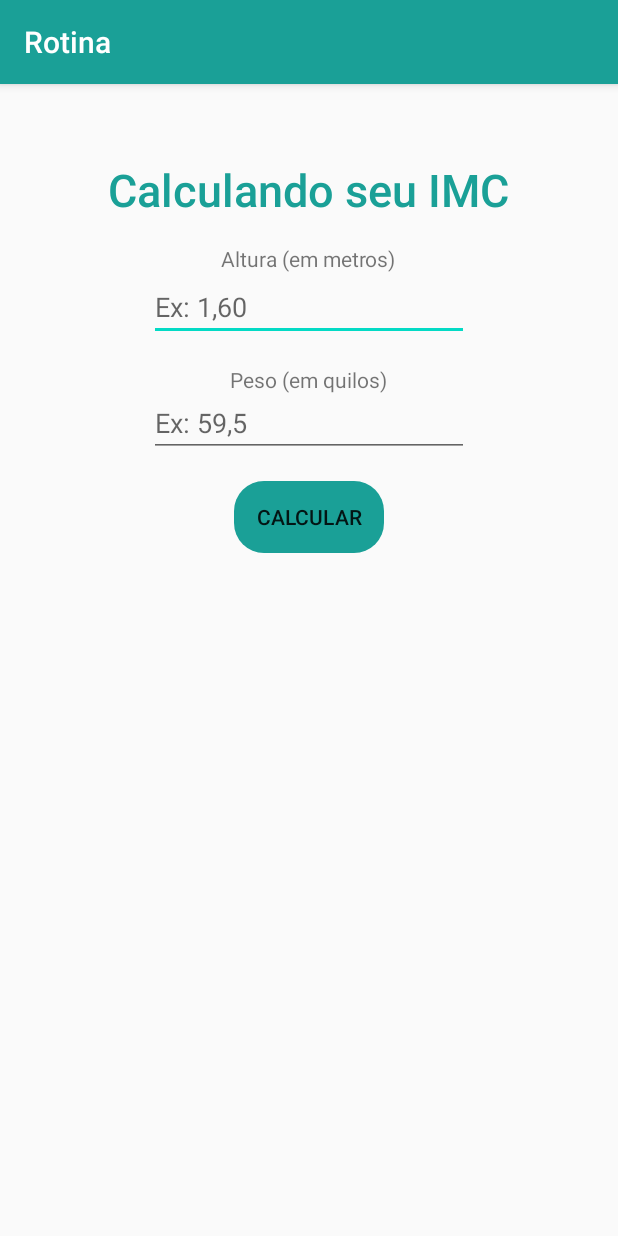
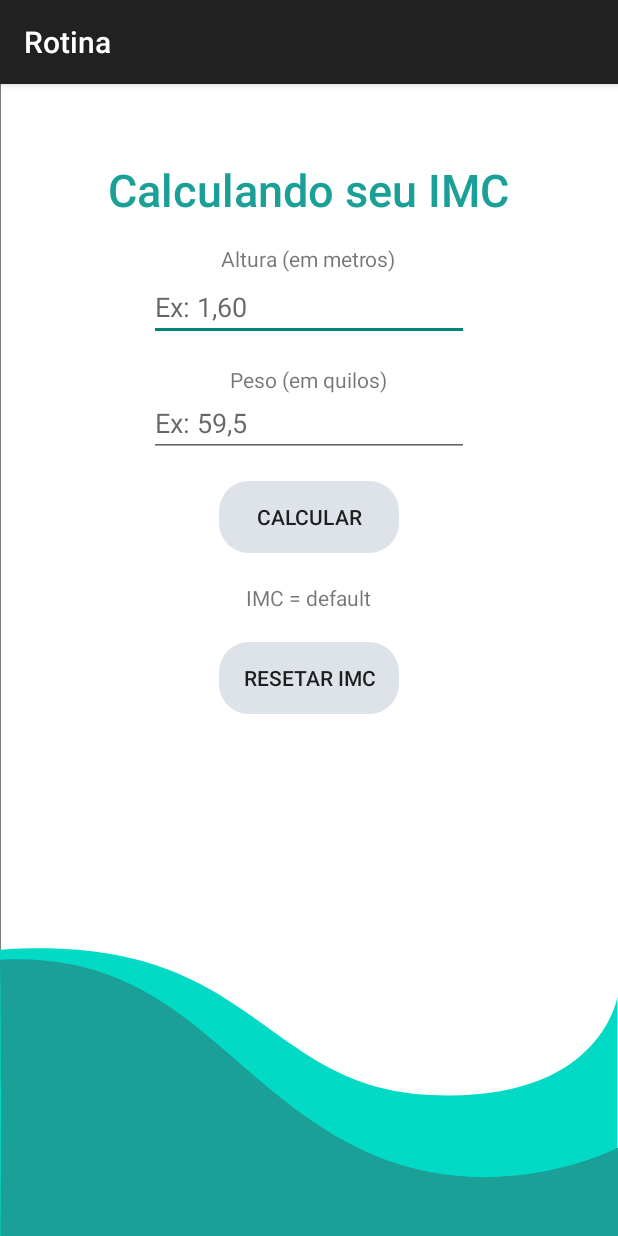
Before and after one commit to anna-jose/Rotina, an Android app: the CalculoMassa screen opened directly, with no data from a screen before it, on a phone screen of 412 x 824 dp. Run offline under Robolectric (Android 15) with nearby library versions, the light colour scheme and no system bars.

Commit message:
Versão final IMC 9/10 Etapas 9/10

```diff
--- a/app/src/main/AndroidManifest.xml
+++ b/app/src/main/AndroidManifest.xml
@@ -13,7 +13,7 @@
         <activity android:name=".InfoActivity" />
         <activity
             android:name=".CalculoMassa"
-            android:theme="@style/AppTheme" />
+            android:theme="@style/BG2" />
         <activity
             android:name=".SplashScreen"
             android:theme="@style/SplashTheme">
--- a/app/src/main/java/com/example/rotina/CalculoMassa.java
+++ b/app/src/main/java/com/example/rotina/CalculoMassa.java
@@ -2,6 +2,8 @@ package com.example.rotina;
 
 import androidx.appcompat.app.AppCompatActivity;
 
+import android.content.Context;
+import android.content.SharedPreferences;
 import android.os.Bundle;
 import android.view.View;
 import android.widget.Button;
@@ -16,24 +18,33 @@ public class CalculoMassa extends AppCompatActivity {
     //IMPLEMENTAR SOLUÇÃO PARA NÃO CALCULAR COM CAMPOS VAZIOS (CRASHA O APP) :( == okkk
 
     EditText edAltura, edPeso;
-    Button btCalcular;
+    Button btCalcular, btResetar;
     TextView txResultado;
+
+    String valorImc;
 
     @Override
     protected void onCreate(Bundle savedInstanceState) {
         super.onCreate(savedInstanceState);
         setContentView(R.layout.activity_calculo_massa);
+
+        final SharedPreferences sharedPreferences;
+        sharedPreferences = getSharedPreferences("imc", Context.MODE_PRIVATE);
+        final SharedPreferences.Editor sharedPref = sharedPreferences.edit();
+
         carregaWidgets();
-        calculoIMC();
-    }
 
-    private void carregaWidgets(){
-        edAltura = (EditText)findViewById(R.id.edtAltura);
-        edPeso = (EditText)findViewById(R.id.edtPeso);
-        btCalcular = (Button)findViewById(R.id.btnCalcularIMC);
-        txResultado = (TextView)findViewById(R.id.txtResultadoIMC);
-    }
-    private void calculoIMC(){
+        valorImc = sharedPreferences.getString("imc","default");
+
+        if (valorImc == "default"){
+            txResultado.setText("IMC = "+valorImc);
+            //txResultado.setText("Calcule seu IMC!");
+        }else{
+            //valorImc = sharedPreferences.getString("imc","default");
+            txResultado.setText("Último IMC = "+valorImc);
+            //txResultado.setText(String.format("Último IMC = %.1f" , valorImc));   //por algum motivo não funciona com esse formato e vai pra condição anterior
+        }
+
         btCalcular.setOnClickListener(new View.OnClickListener() {
             @Override
             public void onClick(View v) {
@@ -59,11 +70,27 @@ public class CalculoMassa extends AppCompatActivity {
                     }else{
                         txResultado.setText(String.format("IMC = %.2f\nSeu IMC indica Obesidade Tipo 2, procure ajuda profissional!" , imc));
                     }
-                    //ao implementar o armazenamento da variável, colocar isso em um método próprio void. tornar imc público
+
+                    //double valor = imc;
+                    sharedPref.putString("imc", ""+imc);
+                    sharedPref.commit();
                 }
 //                txResultado.setText(String.format("IMC = %.1f" , imc)); //finalmente deu certo essa benção aaaaaaaaaaaaaaaaa
             }
         });
+
+        btResetar.setOnClickListener(new View.OnClickListener() {
+            @Override
+            public void onClick(View v) {
+                sharedPref.putString("imc", null);
+                sharedPref.commit();
+                Toast.makeText(CalculoMassa.this, "IMC Resetado!", Toast.LENGTH_SHORT).show();
+
+                valorImc = sharedPreferences.getString("imc","default");
+                txResultado.setText("IMC = "+valorImc);
+            }
+        });
+
 
 //        Se o IMC estiver abaixo de 19, está Abaixo do Peso.
 //        Entre 19 e 24,9, peso Normal.
@@ -72,4 +99,11 @@ public class CalculoMassa extends AppCompatActivity {
 //        Acima de 40 é Obesidade Mórbida.
     }
 
+    private void carregaWidgets(){
+        edAltura = (EditText)findViewById(R.id.edtAltura);
+        edPeso = (EditText)findViewById(R.id.edtPeso);
+        btCalcular = (Button)findViewById(R.id.btnCalcularIMC);
+        btResetar = (Button)findViewById(R.id.btnResetar);
+        txResultado = (TextView)findViewById(R.id.txtResultadoIMC);
+    }
 }
--- /dev/null
+++ b/app/src/main/res/drawable/bg3.xml
@@ -0,0 +1,15 @@
+<vector xmlns:android="http://schemas.android.com/apk/res/android"
+    android:width="375.309dp"
+    android:height="667dp"
+    android:viewportWidth="375.309"
+    android:viewportHeight="667">
+  <path
+      android:pathData="M0.309,0h375v667h-375z"
+      android:fillColor="#fff"/>
+  <path
+      android:pathData="M375.001,667L375.001,537.708s-9.692,57.663 -113.692,53.158 -106.5,-88.3 -261.309,-78.386L0,667Z"
+      android:fillColor="#03dac5"/>
+  <path
+      android:pathData="M0.309,667c1.027,-158.414 -1.058,-149.185 0,-149.086 106.667,-4.961 136,65.861 217,101.486s158,0 158,0v47.6Z"
+      android:fillColor="#1aa097"/>
+</vector>
--- a/app/src/main/res/layout/activity_calculo_massa.xml
+++ b/app/src/main/res/layout/activity_calculo_massa.xml
@@ -36,16 +36,15 @@
         android:layout_marginBottom="16dp"
         android:ems="10"
         android:hint="Ex: 1,60"
-        android:inputType="number|numberDecimal"
-        app:layout_constraintBottom_toBottomOf="@id/txtAltura" />
+        android:inputType="number|numberDecimal" />
 
     <!--PESO-->
     <TextView
         android:id="@+id/txtPeso"
         android:layout_width="wrap_content"
         android:layout_height="wrap_content"
-        android:text="Peso (em quilos)"
-        android:layout_gravity="center"/>
+        android:layout_gravity="center"
+        android:text="Peso (em quilos)" />
 
     <EditText
         android:id="@+id/edtPeso"
@@ -55,26 +54,35 @@
         android:layout_marginBottom="16dp"
         android:ems="10"
         android:hint="Ex: 59,5"
-        android:inputType="number|numberDecimal"
-        app:layout_constraintBottom_toBottomOf="@id/txtPeso" />
+        android:inputType="number|numberDecimal" />
 
 
     <!--BOTAO-->
     <Button
         android:id="@+id/btnCalcularIMC"
-        android:layout_width="100dp"
+        android:layout_width="120dp"
         android:layout_height="wrap_content"
         android:layout_gravity="center"
         android:background="@drawable/button_shape"
-        android:backgroundTint="#1AA097"
-        android:text="Calcular"
-        app:layout_constraintBottom_toBottomOf="@id/edtPeso" />
+        android:backgroundTint="#DDE3E9"
+        android:text="Calcular" />
 
     <TextView
         android:id="@+id/txtResultadoIMC"
         android:layout_width="wrap_content"
         android:layout_height="wrap_content"
         android:layout_gravity="center|center_vertical"
-        android:layout_marginTop="20dp" />
+        android:layout_marginTop="20dp"
+        android:layout_marginBottom="20dp"
+        android:textAlignment="center" />
+
+    <Button
+        android:id="@+id/btnResetar"
+        android:layout_width="120dp"
+        android:layout_height="wrap_content"
+        android:layout_gravity="center"
+        android:background="@drawable/button_shape"
+        android:backgroundTint="#DDE3E9"
+        android:text="Resetar IMC" />
 
 </LinearLayout>
--- a/app/src/main/res/layout/activity_etapa.xml
+++ b/app/src/main/res/layout/activity_etapa.xml
@@ -41,14 +41,16 @@
         android:id="@+id/txtTimer"
         android:layout_width="match_parent"
         android:layout_height="wrap_content"
-        android:text="TextView" />
+        android:layout_margin="10dp"
+        android:text="TextView"
+        android:textAlignment="center" />
 
     <LinearLayout
         android:id="@+id/linearLayout"
         android:layout_width="match_parent"
         android:layout_height="match_parent"
         android:layout_gravity="bottom"
-        android:background="@color/defaultTeal"
+        android:background="#DDE3E9"
         android:gravity="bottom"
         android:orientation="horizontal"
         app:layout_constraintTop_toBottomOf="@+id/txtDescricao">
--- a/app/src/main/res/values/styles.xml
+++ b/app/src/main/res/values/styles.xml
@@ -9,6 +9,10 @@
 
     <style name="SplashTheme" parent="Theme.AppCompat.Light.NoActionBar">
         <item name="android:windowBackground">@drawable/ic_splash</item>
+    </style>
+
+    <style name="BG2" parent="Theme.AppCompat.Light.DarkActionBar">
+        <item name="android:windowBackground">@drawable/bg3</item>
     </style>
 
     <style name="Home" parent="Theme.AppCompat.Light.DarkActionBar">
```
Also changed, not shown: app/src/main/res/drawable/bg2.xml (added, +12 -0 lines), app/src/main/res/layout/activity_listaetapas.xml (deleted, +0 -57 lines). Lines whose indentation alone changed are shown as unchanged.
